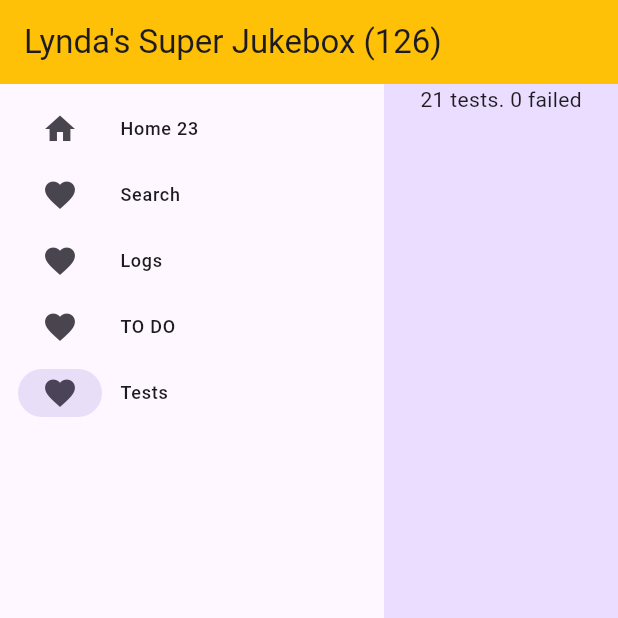
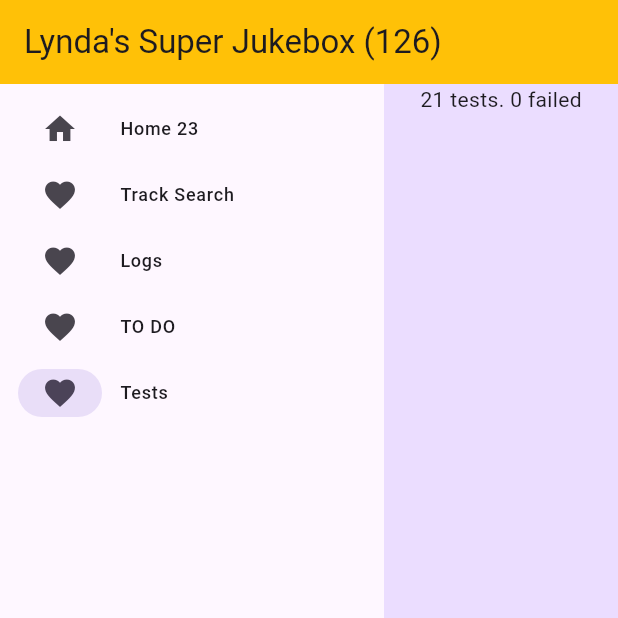
Before and after one commit to davidsykes/flutter_jukebox, a Flutter app: the screen it shows after launch, on a phone screen of 412 x 824 dp, the top half of it. Run offline on Flutter 3.47's test engine with Material 3 defaults, Android fonts, the phone set to English and light mode, and no system bars.

```diff
--- a/lib/main.dart
+++ b/lib/main.dart
@@ -124,7 +124,7 @@ class _MyHomePageState extends State<MyHomePage> {
                 ),
                 NavigationRailDestination(
                   icon: Icon(Icons.favorite),
-                  label: Text('Search'),
+                  label: Text('Track Search'),
                 ),
                 NavigationRailDestination(
                   icon: Icon(Icons.favorite),
```
Also changed, not shown: lib/pages/searchpage/searchpage.dart (+13 -1 lines).
